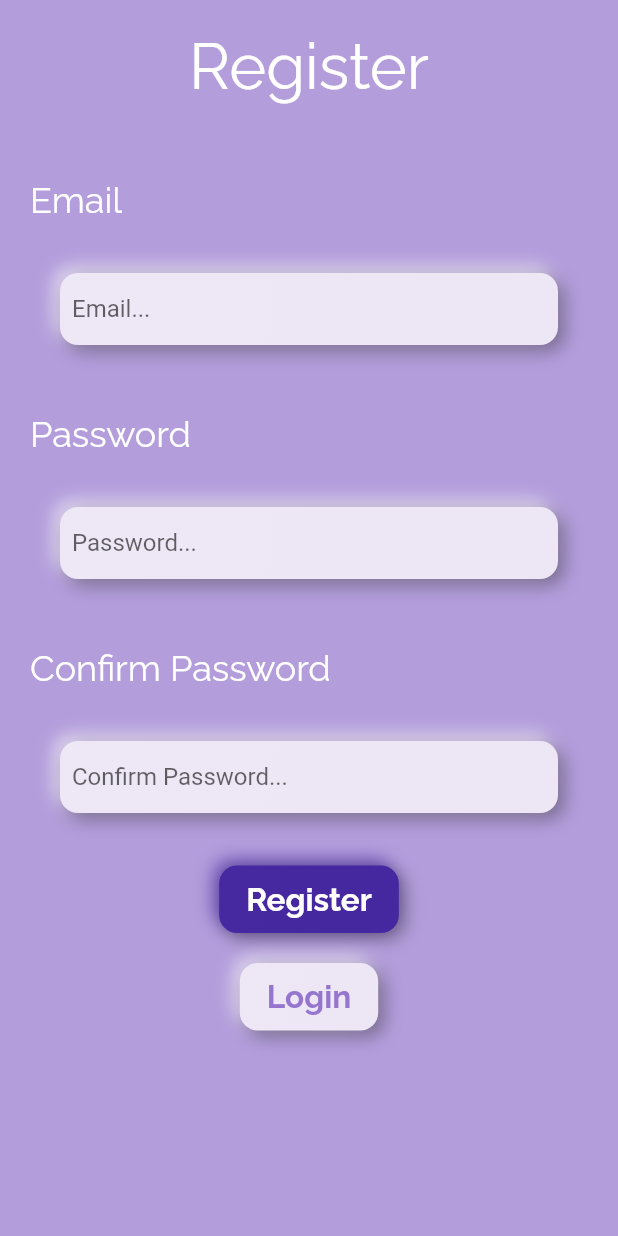
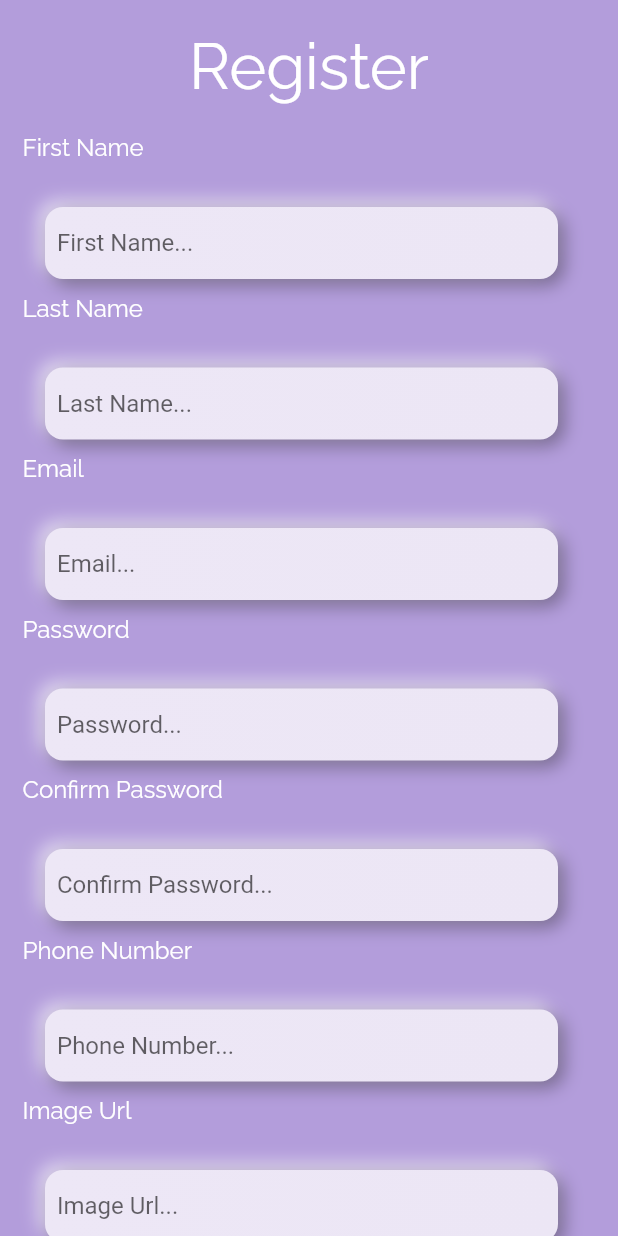
Before and after one commit to Kaliham/TripNGo, a Flutter app: the RegisterScreen screen opened directly, on a phone screen of 412 x 824 dp. Run offline on Flutter 3.47's test engine with Material 2 defaults, Android fonts, the phone set to English and light mode, and no system bars; drawn by our look-alikes of flutter_neumorphic; our stand-ins replace curved_navigation_bar, get_it, google_fonts, liquid_swipe, shared_preferences; accounts and stored records are empty; network calls fail.

Commit message:
"periodic commit no. 1"

```diff
--- /dev/null
+++ b/mobile_app/lib/model/user_model.dart
@@ -0,0 +1,20 @@
+class User {
+  String email;
+  String phoneNumber;
+  String firstName;
+  String lastName;
+  String imageUrl;
+  String password;
+  User({
+    this.email,
+    this.phoneNumber,
+    this.firstName,
+    this.lastName,
+    this.imageUrl,
+    this.password,
+  });
+  bool confirmPassword(String password) {
+    if (this.password == password) print('password equal');
+    return (this.password == password);
+  }
+}
--- a/mobile_app/lib/view/components/neumorphic_textfield.dart
+++ b/mobile_app/lib/view/components/neumorphic_textfield.dart
@@ -8,11 +8,17 @@ class NeumorphicTextfield extends StatefulWidget {
 
   TextInputType _textType;
   bool ob;
-  NeumorphicTextfield(
-      {hintText, TextInputType dataType: TextInputType.text, ob}) {
+  TextEditingController controller;
+  NeumorphicTextfield({
+    hintText,
+    TextInputType dataType: TextInputType.text,
+    controller,
+    ob = false,
+  }) {
     this._hintText = hintText;
     this._textType = dataType;
     this.ob = ob;
+    this.controller = controller;
   }
 
   @override
@@ -32,6 +38,7 @@ class _NeumorphicTextfieldState extends State<NeumorphicTextfield> {
             child: Padding(
               padding: const EdgeInsets.fromLTRB(8, 0, 8, 0),
               child: TextField(
+                controller: widget.controller,
                 obscureText: widget.ob,
                 keyboardType: widget._textType,
                 cursorColor: Colors.deepPurple,
--- a/mobile_app/lib/view/screens/login_screen.dart
+++ b/mobile_app/lib/view/screens/login_screen.dart
@@ -49,7 +49,9 @@ class _LoginScreenState extends State<LoginScreen> {
                       color: Colors.deepPurple[300]),
                 ),
               ),
-              onPressed: () {},
+              onPressed: () {
+                Navigator.pop(context);
+              },
             ),
             SizedBox(
               height: 40,
--- a/mobile_app/lib/view/screens/register_screen.dart
+++ b/mobile_app/lib/view/screens/register_screen.dart
@@ -1,6 +1,10 @@
+import 'dart:convert';
+
 import 'package:flutter/material.dart';
 import 'package:flutter_neumorphic/flutter_neumorphic.dart';
+import 'package:http/http.dart' as http;
 import 'package:google_fonts/google_fonts.dart';
+import 'package:mobile_app/model/user_model.dart';
 import 'package:mobile_app/view/components/neumorphic_textfield.dart';
 
 import '../../constants.dart';
@@ -11,6 +15,18 @@ class RegisterScreen extends StatefulWidget {
 }
 
 class _RegisterScreenState extends State<RegisterScreen> {
+  User user;
+  List<TextEditingController> listController = List<TextEditingController>();
+  @override
+  void initState() {
+    // TODO: implement initState
+    super.initState();
+    user = new User();
+    for (int i = 0; i < 7; i++) {
+      listController.add(TextEditingController());
+    }
+  }
+
   @override
   Widget build(BuildContext context) {
     return Scaffold(
@@ -34,10 +50,20 @@ class _RegisterScreenState extends State<RegisterScreen> {
               SizedBox(
                 height: 20,
               ),
-              buildInputField("Email", TextInputType.emailAddress, false),
-              buildInputField("Password", TextInputType.visiblePassword, true),
               buildInputField(
-                  "Confirm Password", TextInputType.visiblePassword, true),
+                  "First Name", TextInputType.name, false, listController[0]),
+              buildInputField(
+                  "Last Name", TextInputType.name, false, listController[1]),
+              buildInputField("Email", TextInputType.emailAddress, false,
+                  listController[2]),
+              buildInputField("Password", TextInputType.visiblePassword, true,
+                  listController[3]),
+              buildInputField("Confirm Password", TextInputType.visiblePassword,
+                  true, listController[4]),
+              buildInputField("Phone Number", TextInputType.phone, false,
+                  listController[5]),
+              buildInputField(
+                  "Image Url", TextInputType.phone, false, listController[6]),
               SizedBox(
                 height: 20,
               ),
@@ -52,23 +78,40 @@ class _RegisterScreenState extends State<RegisterScreen> {
                         color: Colors.white),
                   ),
                 ),
-                onPressed: () {},
+                onPressed: () {
+                  user = User(
+                    firstName: listController[0].text,
+                    lastName: listController[1].text,
+                    email: listController[2].text,
+                    password: listController[3].text,
+                    phoneNumber: listController[5].text,
+                    imageUrl: listController[6].text,
+                  );
+                  print("${user.password} ${listController[4].text} ");
+                  if (!user.confirmPassword(listController[4].text)) {
+                    user = null;
+                  } else {
+                    http
+                        .post(
+                      "http://127.0.0.1:9090/api/users/create",
+                      body: jsonEncode(<String, String>{
+                        'firstName': user.firstName,
+                        'lastName': user.lastName,
+                        'email': user.email,
+                        'password': user.password,
+                        'phoneNumber': user.phoneNumber,
+                        'imageUrl': user.imageUrl,
+                      }),
+                    )
+                        .then((value) {
+                      print(value);
+                    });
+                    print('sent');
+                  }
+                },
               ),
               SizedBox(
                 height: 20,
-              ),
-              NeumorphicButton(
-                style: getlistItemNeuStyle(),
-                child: Container(
-                  child: Text(
-                    'Login',
-                    style: GoogleFonts.raleway(
-                        fontSize: 21,
-                        fontWeight: FontWeight.w700,
-                        color: Colors.deepPurple[300]),
-                  ),
-                ),
-                onPressed: () {},
               ),
             ],
           ),
@@ -77,25 +120,29 @@ class _RegisterScreenState extends State<RegisterScreen> {
     );
   }
 
-  Widget buildInputField(var text, TextInputType textInputType, bool ot) {
+  Widget buildInputField(var text, TextInputType textInputType, bool ot,
+      TextEditingController controller) {
     return Column(
       children: [
         Container(
-          padding: EdgeInsets.fromLTRB(20, 30, 20, 5),
+          padding: EdgeInsets.fromLTRB(15, 0, 0, 0),
+          margin: EdgeInsets.all(0),
           alignment: Alignment.centerLeft,
           child: Text(
             text,
             style: GoogleFonts.raleway(
-                fontSize: 24, fontWeight: FontWeight.w400, color: Colors.white),
+                fontSize: 16, fontWeight: FontWeight.w400, color: Colors.white),
           ),
         ),
         Container(
-          padding: EdgeInsets.fromLTRB(20, 0, 20, 5),
+          padding: EdgeInsets.fromLTRB(10, 0, 20, 0),
+          margin: EdgeInsets.all(0),
           alignment: Alignment.centerLeft,
           child: NeumorphicTextfield(
             hintText: "$text...",
             dataType: textInputType,
             ob: ot,
+            controller: controller,
           ),
         ),
       ],
```
